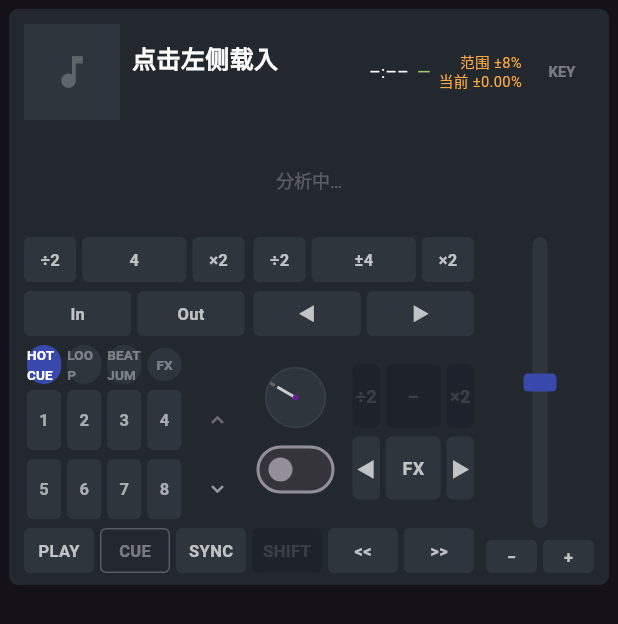
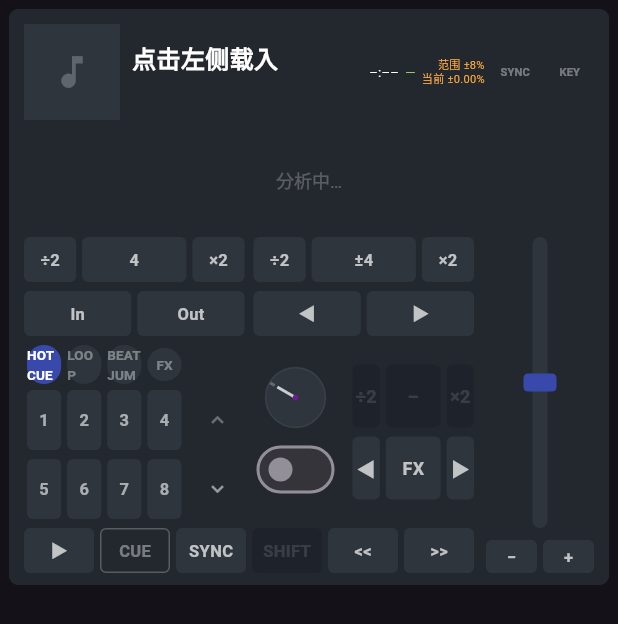
Before and after one commit to windup-bird/HyperMixx, a Flutter app: the DeckPanel widget shown alone on an empty page, opened directly with empty values, on a phone screen of 412 x 824 dp. Shown: the top 624 px of the screen. Run offline on Flutter 3.47's test engine with Material 3 defaults, Android fonts, the phone set to English and light mode, and no system bars; our stand-ins replace freezed_annotation; missing offline and left inert: dart:ffi, flutter_rust_bridge.

Commit message:
P22.4 PLAY 橙底符号 + CUE/SYNC 换色 + deckinfo 加回 SYNC
- PLAY：实心橙 0xFFFF7043（原 CUE 色），文字改符号 ▶ 播放 / ‖ 暂停
- CUE：改 amber 0xFFFFB300（让出橙色；armed/held/border 同步换）
- SYNC：改 teal 0xFF00897B（transport 行 + info 列一致）
- deckinfo：_infoColumn 加回 SYNC 开关（P19 移走，用户要求回归，
  与 KEY 并列，_toggle 加 activeColor 参数）
- leader 指示仍只在 transport 行 SYNC（amber 边框判定不变）
- 测试：transport_row_test 改 ▶/‖ 断言；leader_indicator_test 全部
  SYNC 查找限定 TransportRow（info 列也有同名按钮）+ 新断言
  （每面板 2 个 SYNC：info 列与 KEY 同排、transport 行在 KEY 下方）

Co-Authored-By: Claude <noreply@anthropic.com>

```diff
--- a/flutter/lib/widgets/deck_pads.dart
+++ b/flutter/lib/widgets/deck_pads.dart
@@ -129,11 +129,11 @@ class _CueButtonState extends State<CueButton> {
             height: 30,
             decoration: BoxDecoration(
               color: armed
-                  ? const Color(0xFFFF7043)
-                  : (_held ? const Color(0x66FF7043) : Colors.transparent),
+                  ? const Color(0xFFFFB300)
+                  : (_held ? const Color(0x66FFB300) : Colors.transparent),
               borderRadius: BorderRadius.circular(4),
               border: Border.all(
-                color: cue != null ? const Color(0xFFFF7043) : Colors.white24,
+                color: cue != null ? const Color(0xFFFFB300) : Colors.white24,
               ),
             ),
             alignment: Alignment.center,
--- a/flutter/lib/widgets/deck_panel.dart
+++ b/flutter/lib/widgets/deck_panel.dart
@@ -1,6 +1,6 @@
 //! Deck 面板（左右 deck 列）：四段纵向布局。
 //! 行1：封面（点击载曲）+ title/artist（左）；时间、key/bpm、tempo（右，
-//! 同排）、keylock（最右；P19 起 sync 移入 transport 行）。
+//! 同排）、SYNC/keylock（P22.4 用户要求 SYNC 加回 info 列，与 KEY 并列）。
 //! 行2：全区半波预览（OverviewWave，h64）。
 //! 行3（P18 重构，P21 调整）：loop/jump（预览下、pad 上，宽度平分）+
 //! 打击垫区 + DeckFx（pad 右 tempo 左）；TempoFader 跨整列高。
@@ -245,7 +245,8 @@ class _DeckPanelState extends State<DeckPanel> {
   }
 
   Widget _infoColumn(DeckController dc, EngineController engine) {
-    // P19：sync 移入 transport 行（TransportRow），信息列只留 KEY。
+    // P19：sync 移入 transport 行（TransportRow）；P22.4 用户要求加回
+    // ——SYNC（teal，同 transport 行色）/ KEY（蓝）并列于信息列。
     return Column(
       mainAxisSize: MainAxisSize.min,
       mainAxisAlignment: MainAxisAlignment.center,
@@ -292,6 +293,14 @@ class _DeckPanelState extends State<DeckPanel> {
             const SizedBox(width: 6),
             _toggle(
               dc: dc,
+              notifier: dc.syncOn,
+              label: 'SYNC',
+              activeColor: const Color(0xFF00897B),
+              onChanged: (v) => engine.setSync(dc.deck, v),
+            ),
+            const SizedBox(width: 6),
+            _toggle(
+              dc: dc,
               notifier: dc.keylockOn,
               label: 'KEY',
               onChanged: (v) => engine.setKeylock(dc.deck, v),
@@ -307,6 +316,7 @@ class _DeckPanelState extends State<DeckPanel> {
     required ValueListenable<bool> notifier,
     required String label,
     required void Function(bool) onChanged,
+    Color activeColor = const Color(0xFF3949AB),
   }) {
     return ValueListenableBuilder<bool>(
       valueListenable: notifier,
@@ -316,7 +326,7 @@ class _DeckPanelState extends State<DeckPanel> {
           style: TextButton.styleFrom(
             padding: const EdgeInsets.symmetric(horizontal: 8),
             minimumSize: const Size(48, 28),
-            backgroundColor: on ? const Color(0xFF3949AB) : Colors.transparent,
+            backgroundColor: on ? activeColor : Colors.transparent,
             foregroundColor: on ? Colors.white : Colors.white38,
           ),
           child: Text(
--- a/flutter/lib/widgets/transport_row.dart
+++ b/flutter/lib/widgets/transport_row.dart
@@ -1,11 +1,12 @@
 //! P19/P20 transport 行（playpanel）：6 等分按钮，统一样式（高 30、圆角 4、
 //! Expanded 平分横向空间，文字 FittedBox 防窄窗溢出）。
-//! P20 顺序：PLAY / CUE / SYNC / SHIFT / << / >>（PLAY 英文化）：
-//! - PLAY：播放/暂停切换（播放中绿底，文字 PLAY/PAUSE）；
-//! - CUE：主 cue 按钮（原功能；P19 起播放时点击 = 暂停并回到 cue 点，
-//!   hotcue 保持"召回继续播"）；
-//! - SYNC：点击切换（开 = 蓝底）；leader（master deck）轨 amber 边框
-//!   （P16 判定规则，从 deckinfo 列移来）；
+//! P20 顺序：PLAY / CUE / SYNC / SHIFT / << / >>：
+//! - PLAY：播放/暂停切换（P22.4 实心橙色 0xFFFF7043——原 CUE 色，
+//!   文字改符号：播放 ▶ / 暂停 ‖）；
+//! - CUE：主 cue 按钮（P22.4 改 amber 0xFFFFB300——让出橙色给 PLAY；
+//!   P19 起播放时点击 = 暂停并回到 cue 点，hotcue 保持"召回继续播"）；
+//! - SYNC：点击切换（P22.4 改 teal 0xFF00897B；P22.4 deckinfo 列加回
+//!   同名按钮——此处保留 P16 leader（master deck）amber 边框判定）；
 //! - SHIFT：占位死键（未来 shift 组合功能预留，灰死不可点）；
 //! - <<：加速（nudge +1，按住语义）；>>：减速（nudge −1，P17.1 互换）。
 //! 前四个状态色，<< >> 中性灰。全部动作经 PadActions 出口（测试注入假实现）。
@@ -46,15 +47,15 @@ class TransportRow extends StatelessWidget {
       height: 30,
       child: Row(
         children: [
-          // P20 顺序：PLAY CUE SYNC SHIFT << >>（PLAY 英文化）
+          // P20 顺序：PLAY CUE SYNC SHIFT << >>（P22.4 PLAY 改橙底符号）
           Expanded(
             child: ValueListenableBuilder<bool>(
               valueListenable: dc.playing,
               builder: (_, playing, _) {
                 return _TransportButton(
-                  label: playing ? 'PAUSE' : 'PLAY',
+                  label: playing ? '‖' : '▶',
                   active: playing,
-                  activeColor: const Color(0xFF2E7D32),
+                  activeColor: const Color(0xFFFF7043),
                   onTap: () => actions.setPlaying(dc.deck, !playing),
                 );
               },
@@ -76,7 +77,7 @@ class TransportRow extends StatelessWidget {
                 return _TransportButton(
                   label: 'SYNC',
                   active: on,
-                  activeColor: const Color(0xFF3949AB),
+                  activeColor: const Color(0xFF00897B),
                   isLeader: isSyncLeader(dc.deck),
                   onTap: () => actions.setSync(dc.deck, !on),
                 );
```
Also changed, not shown: 2 other files.
